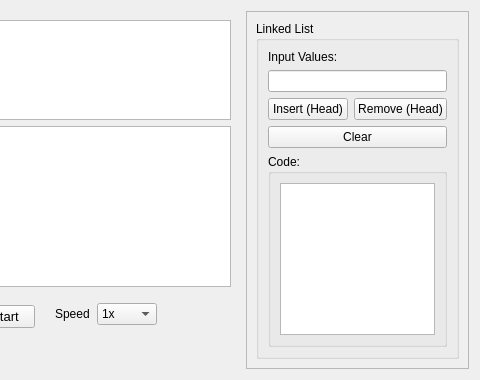
This is form.ui in Binaya764/DSA-Visualizer as Qt 5 draws it before an edit; both pictures show x 268 to 748 and y 0 to 380 of the 748 by 380 pixel window. The edited form follows.
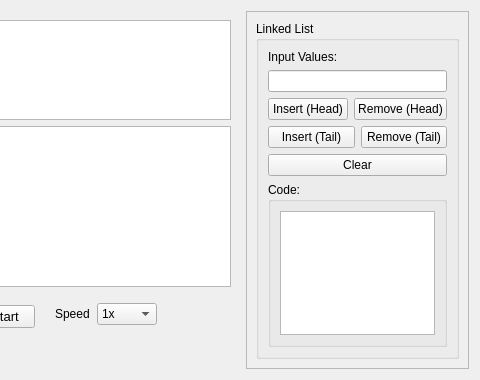
This is the edited form.

Commit message: working on tail part of ll

Diff of the .ui file:
```diff
--- a/form.ui
+++ b/form.ui
@@ -1100,6 +1100,27 @@
                   </item>
                  </layout>
                 </item>
+                <item>
+                 <layout class="QHBoxLayout" name="horizontalLayout_26">
+                  <property name="bottomMargin">
+                   <number>0</number>
+                  </property>
+                  <item>
+                   <widget class="QPushButton" name="BtnInsertTail_LinkedList">
+                    <property name="text">
+                     <string>Insert (Tail)</string>
+                    </property>
+                   </widget>
+                  </item>
+                  <item>
+                   <widget class="QPushButton" name="BtnRemoveTail_LinkedList">
+                    <property name="text">
+                     <string>Remove (Tail)</string>
+                    </property>
+                   </widget>
+                  </item>
+                 </layout>
+                </item>
                 <item>
                  <widget class="QPushButton" name="BtnClear_LinkedList">
                   <property name="text">
```
The commit also changes 5 other files.
